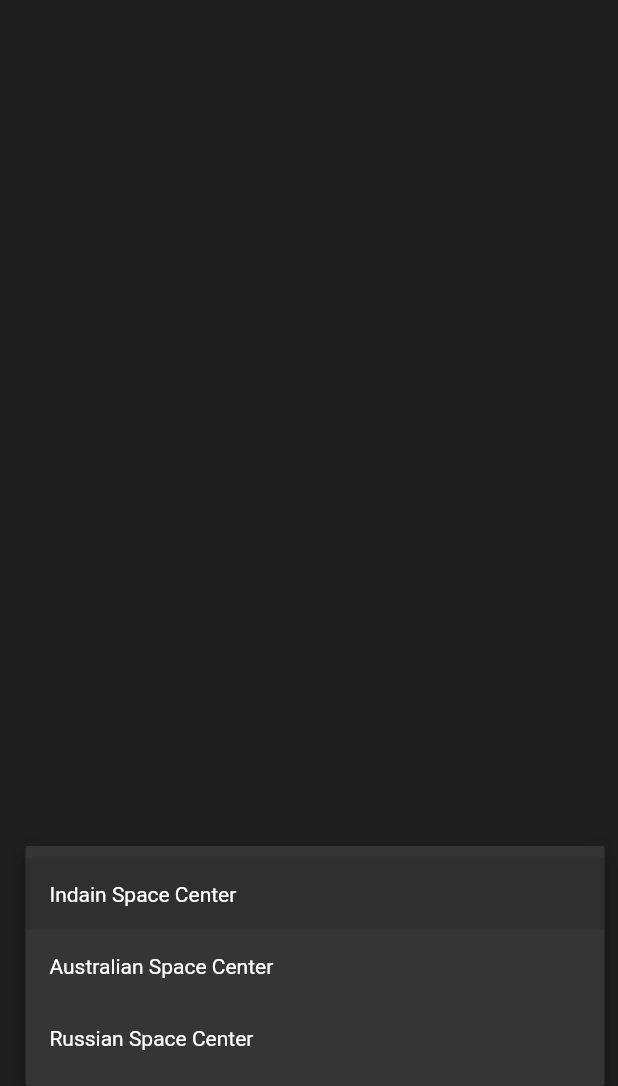
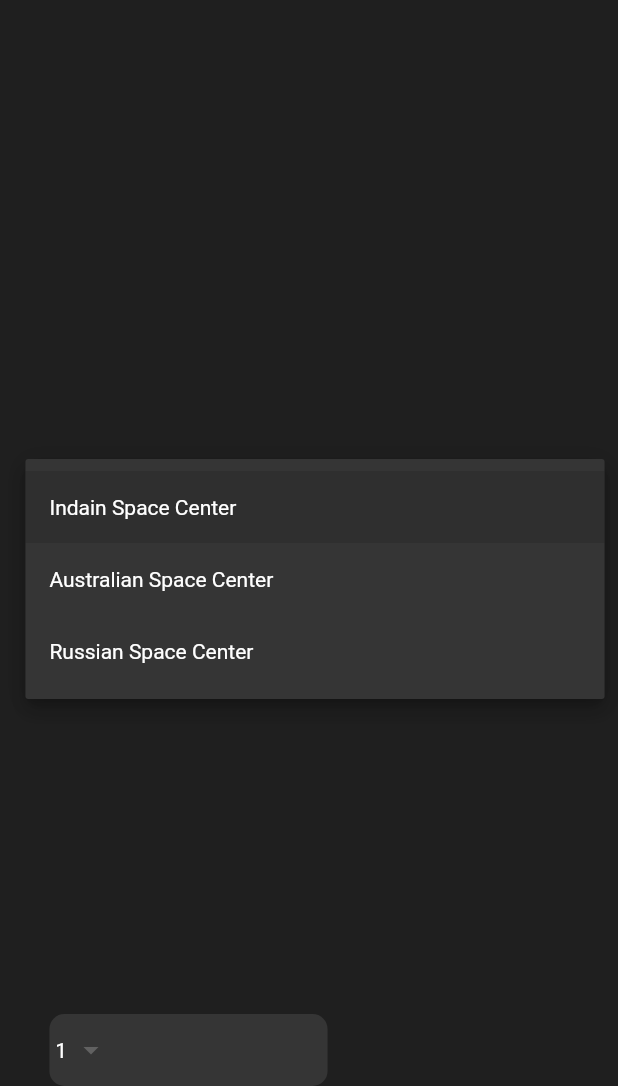
Before and after one commit to Paras-kash/GoMoon-, a Flutter app: the screen it shows after launch, after a tap on "Indain Space Center", on a phone screen of 412 x 824 dp, the part 150-1236 px from its top. Run offline on Flutter 3.47's test engine with Material 3 defaults, Android fonts, the phone set to English and light mode, and no system bars.

Commit message:
making no of passenger dropdown

```diff
--- a/lib/pages/home_page.dart
+++ b/lib/pages/home_page.dart
@@ -1,4 +1,6 @@
 import 'package:flutter/material.dart';
+import 'package:flutter/widgets.dart';
+import 'package:go_moon/widgets/custom_dropdown_button.dart';
 
 // ignore: must_be_immutable
 class HomePage extends StatelessWidget {
@@ -24,6 +26,7 @@ class HomePage extends StatelessWidget {
             children: [
               _top(),
               _dropdownbutton(),
+              _numberoftravellers(),
             ],
           ),
         ),
@@ -32,28 +35,35 @@ class HomePage extends StatelessWidget {
   }
 
   Widget _dropdownbutton() {
-    List<String> _items = [
-      "Indain Space Center",
-      "Australian Space Center",
-      "Russian Space Center",
-    ];
-    return Container(
-      width: _deviceWidth,
-      decoration: BoxDecoration(
-        color: Color.fromRGBO(53, 53, 53, 1.0),
-        borderRadius: BorderRadius.circular(10),
-      ),
-      child: DropdownButton(
-        alignment: Alignment.center,
-        underline: Container(),
-        value: _items.first,
-        dropdownColor: Color.fromRGBO(53, 53, 53, 1.0),
-        style: TextStyle(color: Colors.white),
-        items: _items.map((e) {
-          return DropdownMenuItem(child: Text(e), value: e);
-        }).toList(),
-        onChanged: (_) {},
-      ),
+    return CustomDropdownButton(
+      values: const [
+        "Indain Space Center",
+        "Australian Space Center",
+        "Russian Space Center",
+      ],
+      deviceWidth: _deviceHeight,
+    );
+  }
+
+  Widget _numberoftravellers() {
+    return Row(
+      children: [
+        CustomDropdownButton(
+          values: const [
+            "1",
+            "2",
+            "3",
+            "4",
+            "5",
+            "6",
+            "7",
+            "8",
+            "9",
+            "10",
+          ],
+          deviceWidth: _deviceWidth * 0.45,
+        ),
+      ],
     );
   }
 
--- /dev/null
+++ b/lib/widgets/custom_dropdown_button.dart
@@ -0,0 +1,28 @@
+import 'package:flutter/material.dart';
+
+class CustomDropdownButton extends StatelessWidget {
+  List<String> values;
+  double deviceWidth;
+  CustomDropdownButton({required this.values, required this.deviceWidth});
+  @override
+  Widget build(BuildContext context) {
+    return Container(
+      width: deviceWidth,
+      decoration: BoxDecoration(
+        color: Color.fromRGBO(53, 53, 53, 1.0),
+        borderRadius: BorderRadius.circular(10),
+      ),
+      child: DropdownButton(
+        alignment: Alignment.center,
+        underline: Container(),
+        value: values.first,
+        dropdownColor: Color.fromRGBO(53, 53, 53, 1.0),
+        style: TextStyle(color: Colors.white),
+        items: values.map((e) {
+          return DropdownMenuItem(child: Text(e), value: e);
+        }).toList(),
+        onChanged: (_) {},
+      ),
+    );
+  }
+}
```
